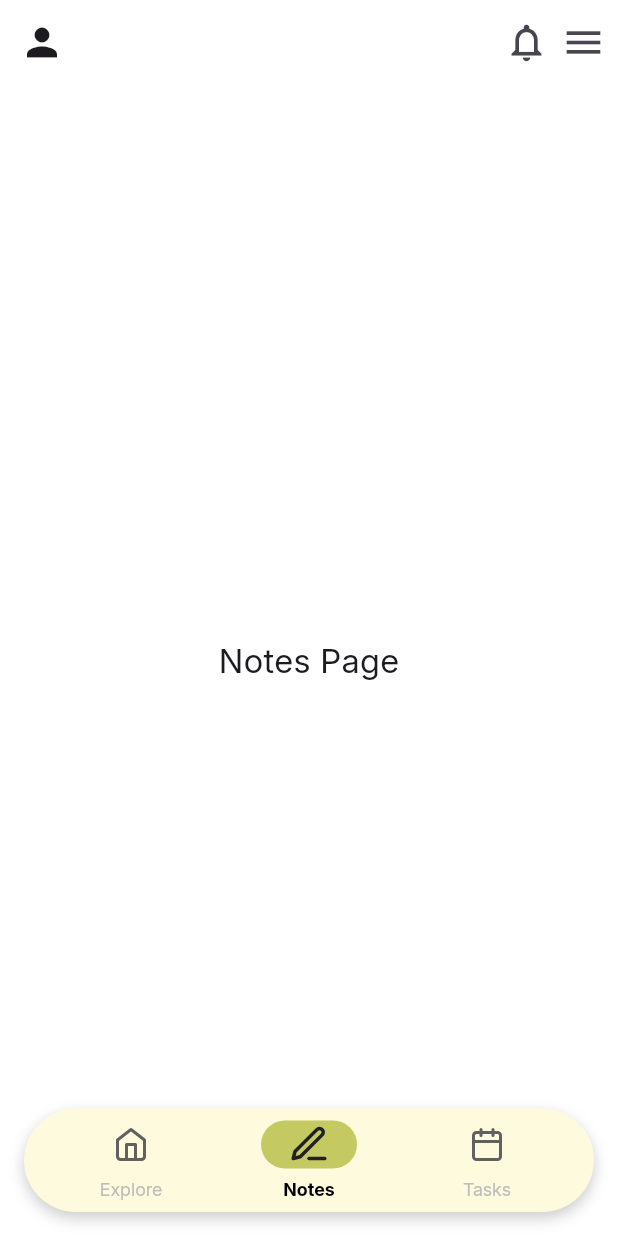
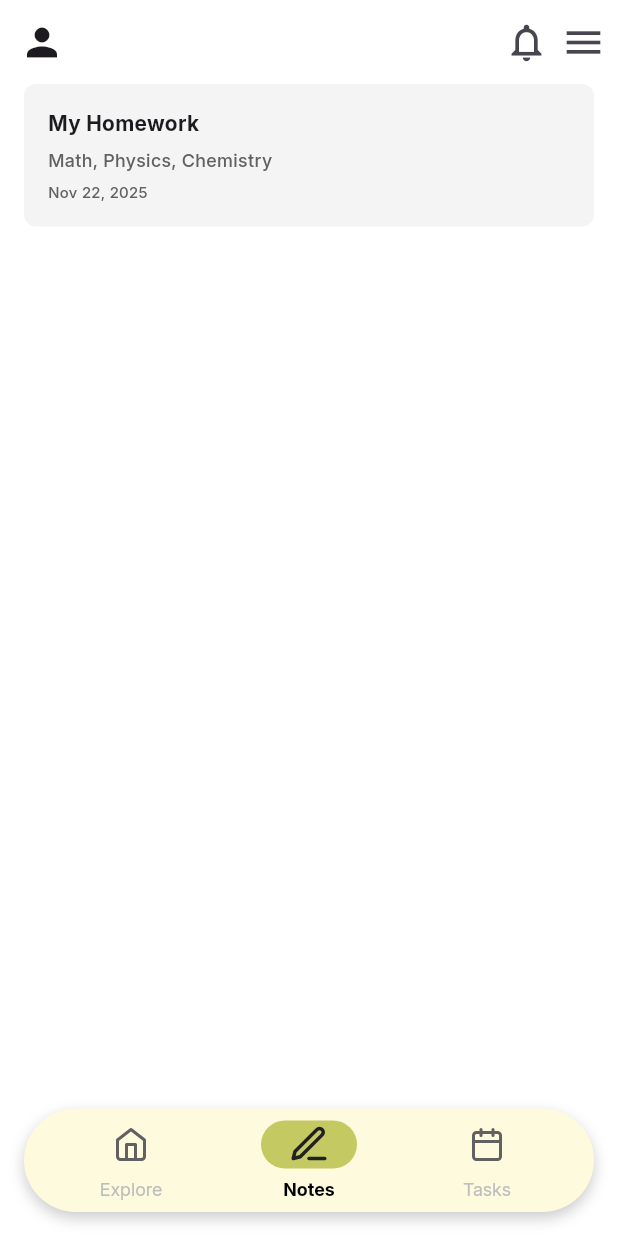
Before and after one commit to Ahmedmo1910/notes_app, a Flutter app: the MainScreen screen opened directly, item 2 of the bottom bar chosen, on a phone screen of 412 x 824 dp. Run offline on Flutter 3.47's test engine with Material 3 defaults, Android fonts, the phone set to English and light mode, and no system bars; our stand-ins replace flutter_svg, hive, lottie; accounts and stored records are empty.

Commit message:
Implement main screen with notes functionality, add note model and hive.

```diff
--- a/lib/main.dart
+++ b/lib/main.dart
@@ -16,7 +16,7 @@ class MyApp extends StatelessWidget {
         fontFamily: 'Inter'),
       debugShowCheckedModeBanner: false,
       title: 'Notes',
-      home: AuthScreen(),
+      home: MainScreen(),
     );
   }
 }
--- a/lib/main_screen.dart
+++ b/lib/main_screen.dart
@@ -3,6 +3,7 @@ import 'package:notes/helper_functions/build_app_bar.dart';
 import 'package:notes/screens/tasks_screen.dart';
 import 'package:notes/widgets/custom_bottom_nav_bar.dart';
 import 'package:notes/screens/home_screen.dart';
+import 'screens/notes_screen.dart';
 
 class MainScreen extends StatefulWidget {
   const MainScreen({super.key});
@@ -16,7 +17,7 @@ class _MainScreenState extends State<MainScreen> {
 
   final List<Widget> _pages = const [
     HomeScreen(),
-    Center(child: Text("Notes Page", style: TextStyle(fontSize: 22))),
+    NotesScreen(),
     TasksScreen(),
   ];
 
--- /dev/null
+++ b/lib/models/note_model.dart
@@ -0,0 +1,14 @@
+import 'package:hive/hive.dart';
+part 'note_model.g.dart';
+
+@HiveType(typeId: 0)
+class NoteModel extends HiveObject {
+  @HiveField(0)
+  final String title;
+  @HiveField(1)
+  final String content;
+  @HiveField(2)
+  final String date;
+
+  NoteModel({required this.title, required this.content, required this.date});
+}
--- /dev/null
+++ b/lib/screens/notes_screen.dart
@@ -0,0 +1,15 @@
+import 'package:flutter/material.dart';
+import 'package:notes/widgets/note_item_widget.dart';
+
+class NotesScreen extends StatelessWidget {
+  const NotesScreen({super.key});
+
+  @override
+  Widget build(BuildContext context) {
+    return Column(
+      children: [
+        NoteItemWidget(),
+      ],
+    );
+  }
+}
--- a/lib/utils/app_colors.dart
+++ b/lib/utils/app_colors.dart
@@ -7,4 +7,6 @@ abstract class AppColors {
   static const Color bottomAppBarColor = Color(0xFFFEFADD);
   static const Color bottomAppBarSecondaryColor = Color(0xFFC4C962);
   static const Color timeColor = Color(0xFF3395FF);
+  static const Color containerColor = Color(0xFFF4F4F4);
+  static const Color greyColor = Color(0xFF616161);
 }
--- /dev/null
+++ b/lib/widgets/note_item_widget.dart
@@ -0,0 +1,46 @@
+import 'package:flutter/material.dart';
+import 'package:notes/utils/app_colors.dart';
+import 'package:notes/utils/app_text_styles.dart';
+
+import '../helper_functions/date_time_helper.dart';
+
+class NoteItemWidget extends StatelessWidget {
+  const NoteItemWidget({super.key});
+
+  @override
+  Widget build(BuildContext context) {
+    return Padding(
+      padding: const EdgeInsets.symmetric(horizontal: 16.0),
+      child: Container(
+        width: double.infinity,
+        padding: const EdgeInsets.all(16.0),
+        decoration: BoxDecoration(
+          color: AppColors.containerColor,
+          borderRadius: BorderRadius.circular(8.0),
+        ),
+        child: Column(
+          crossAxisAlignment: CrossAxisAlignment.start,
+          children: [
+            Text('My Homework', style: AppTextStyles.semiBold14),
+            SizedBox(height: 6),
+            Text(
+              maxLines: 2,
+              'Math, Physics, Chemistry',
+              style: AppTextStyles.regular12.copyWith(
+                overflow: TextOverflow.ellipsis,
+                color: AppColors.greyColor,
+              ),
+            ),
+            SizedBox(height: 6),
+            Text(
+              DateTimeHelper.getCurrentDate(),
+              style: AppTextStyles.regular10.copyWith(
+                color: AppColors.greyColor,
+              ),
+            ),
+          ],
+        ),
+      ),
+    );
+  }
+}
--- a/pubspec.yaml
+++ b/pubspec.yaml
@@ -38,6 +38,8 @@ dependencies:
   intl: ^0.20.2
   persistent_bottom_nav_bar_v2: ^6.1.0
   lottie: ^3.3.2
+  hive: ^2.2.3
+  hive_flutter: ^1.1.0
 
 dev_dependencies:
   flutter_test:
@@ -49,7 +51,8 @@ dev_dependencies:
   # package. See that file for information about deactivating specific lint
   # rules and activating additional ones.
   flutter_lints: ^5.0.0
-
+  build_runner: ^2.1.0
+  hive_generator: ^1.1.0
 # For information on the generic Dart part of this file, see the
 # following page: https://dart.dev/tools/pub/pubspec
 
```
Also changed, not shown: lib/models/note_model.g.dart (added), pubspec.lock.
